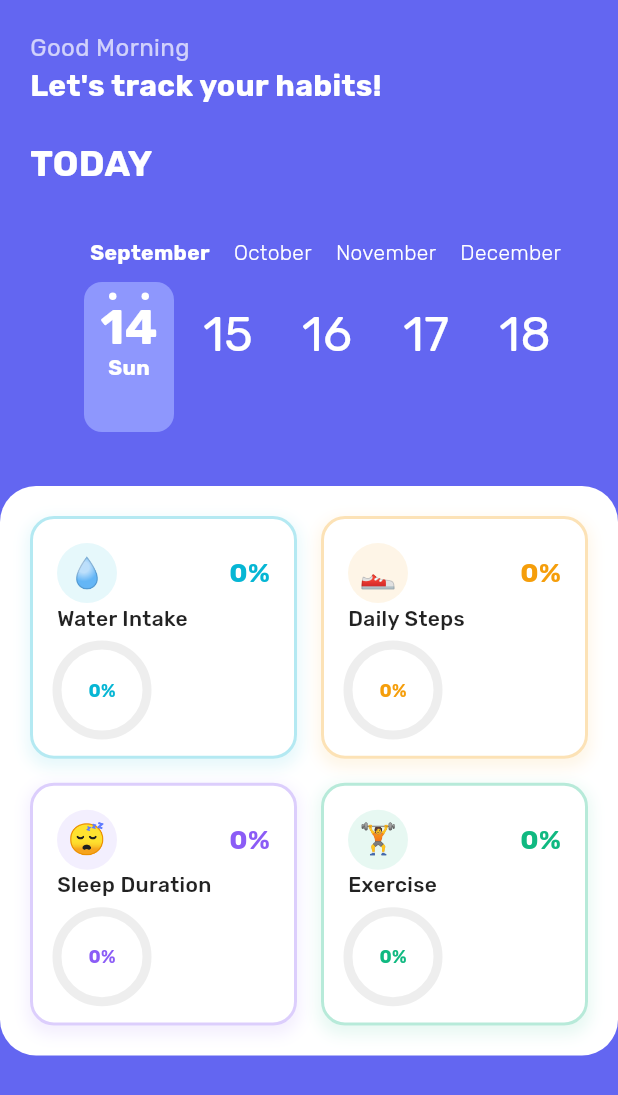
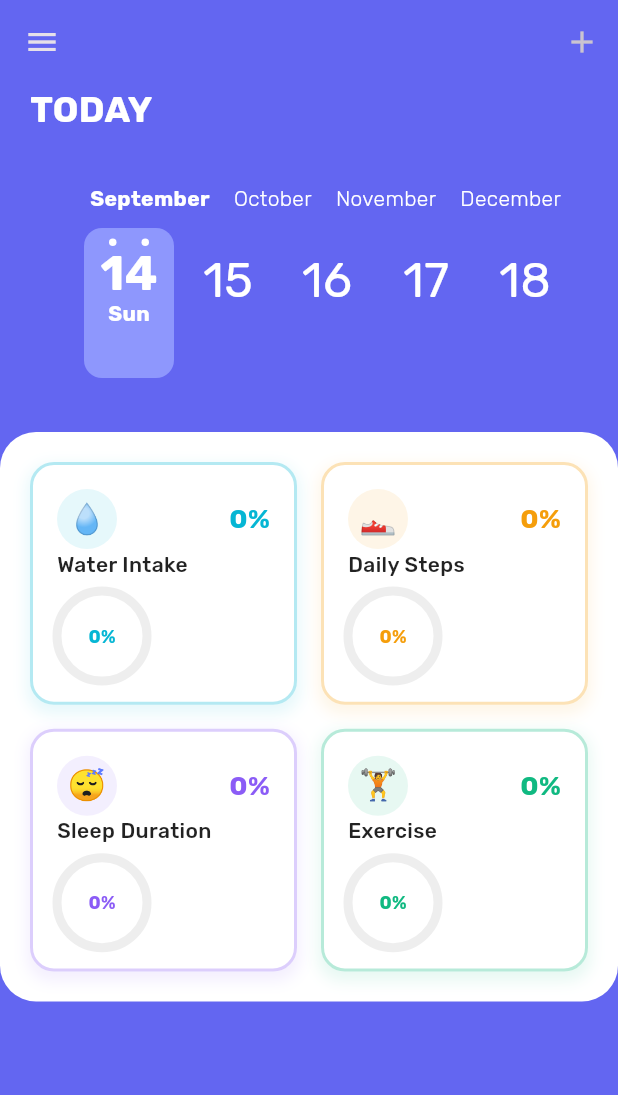
Before and after one commit to AliGad17611/minders, a Flutter app: the DashboardHome screen opened directly, on a phone screen of 412 x 824 dp. Shown: the top 1095 px of the screen. Run offline on Flutter 3.47's test engine with Material 3 defaults, Android fonts, the light colour scheme and no system bars; drawn by our look-alikes of calendar_timeline; our stand-ins replace bloc, cloud_firestore, equatable, firebase_auth, firebase_core, fl_chart and 4 more; missing offline and left inert: time_picker_spinner; accounts and stored records are empty.

Commit message:
add navigation between screens

```diff
--- a/lib/features/creating_habit/views/choice_habit_view.dart
+++ b/lib/features/creating_habit/views/choice_habit_view.dart
@@ -1,8 +1,7 @@
 import 'package:flutter/material.dart';
-
 import 'package:minders/core/utils/themes/app_text_styles.dart';
+import 'package:minders/features/common/top_space.dart';
 import 'package:minders/features/creating_habit/views/widgets/habit_circle.dart';
-import 'package:minders/features/common/top_space.dart';
 
 class ChoiceHabitView extends StatelessWidget {
   const ChoiceHabitView({super.key});
--- a/lib/features/dashboard/views/screens/dashboard_home.dart
+++ b/lib/features/dashboard/views/screens/dashboard_home.dart
@@ -1,6 +1,7 @@
 import 'package:flutter/material.dart';
 import 'package:flutter/services.dart';
 import 'package:minders/core/utils/themes/app_colors.dart';
+import 'package:minders/features/creating_habit/views/morning_view.dart';
 import 'package:minders/features/dashboard/viewmodels/health_viewmodel.dart';
 import 'package:minders/features/dashboard/views/widgets/calender_widget.dart';
 import 'package:provider/provider.dart';
@@ -45,6 +46,20 @@ class _DashboardHomeState extends State<DashboardHome> with TickerProviderStateM
     return Consumer<HealthViewModel>(
       builder: (context, viewModel, child) {
         return Scaffold(
+          drawer: Drawer(),
+          appBar: AppBar(
+            actions: [
+              IconButton(
+                onPressed: () {
+                  Navigator.push(
+                    context,
+                    MaterialPageRoute(builder: (context) => const MorningView()),
+                  );
+                },
+                icon: const Icon(Icons.add),
+              ),
+            ],
+          ),
           backgroundColor: const Color(0xFF6366F1),
           body: SafeArea(
             child: viewModel.isLoading
@@ -66,7 +81,6 @@ class _DashboardHomeState extends State<DashboardHome> with TickerProviderStateM
                           SliverToBoxAdapter(
                             child: Column(
                               children: [
-                                _buildHeader(viewModel),
                                 _buildDateSelector(),
                               ],
                             ),
@@ -100,37 +114,6 @@ class _DashboardHomeState extends State<DashboardHome> with TickerProviderStateM
           ),
         );
       },
-    );
-  }
-
-  Widget _buildHeader(HealthViewModel viewModel) {
-    return Padding(
-      padding: const EdgeInsets.all(20),
-      child: Row(
-        mainAxisAlignment: MainAxisAlignment.spaceBetween,
-        children: [
-          Column(
-            crossAxisAlignment: CrossAxisAlignment.start,
-            children: [
-              const Text(
-                'Good Morning',
-                style: TextStyle(
-                  color: Colors.white70,
-                  fontSize: 16,
-                ),
-              ),
-              const Text(
-                'Let\'s track your habits!',
-                style: TextStyle(
-                  color: Colors.white,
-                  fontSize: 20,
-                  fontWeight: FontWeight.bold,
-                ),
-              ),
-            ],
-          ),
-        ],
-      ),
     );
   }
 
--- a/lib/features/registration/splash/splash_screen.dart
+++ b/lib/features/registration/splash/splash_screen.dart
@@ -58,7 +58,7 @@ class _SplashScreenState extends State<SplashScreen> {
     if (user != null) {
       Navigator.pushReplacement(
         context,
-        MaterialPageRoute(builder: (context) => const MainDashboard()),
+        MaterialPageRoute(builder: (context) => const MainDashboardScreen()),
       );
     } else {
       Navigator.pushReplacement(
```
Also changed, not shown: lib/features/creating_habit/views/widgets/habit_continue_button.dart (+4 -4 lines), lib/features/dashboard/views/main_dashboard.dart (+17 -1 lines).
